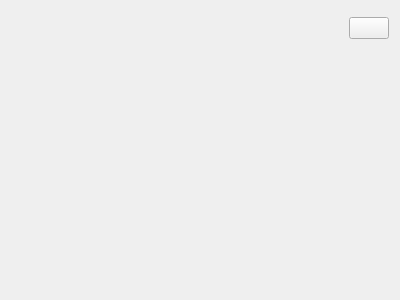
KDE/kde-runtime, file drkonqi/ui/assistantpage_bugzilla_send.ui: the form before one commit.
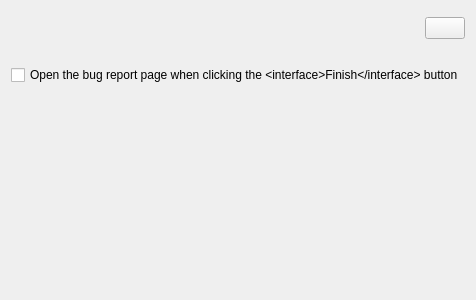
The form after the commit. Custom widgets are drawn as their Qt base class.

Commit message: Implement "Show bug report page on Finish" checkbox on the last assistant page Updated ToDo

The edit to the form file:
```diff
--- a/drkonqi/ui/assistantpage_bugzilla_send.ui
+++ b/drkonqi/ui/assistantpage_bugzilla_send.ui
@@ -6,7 +6,7 @@
    <rect>
     <x>0</x>
     <y>0</y>
-    <width>400</width>
+    <width>476</width>
     <height>300</height>
    </rect>
   </property>
@@ -50,6 +50,13 @@
      </property>
     </widget>
    </item>
+   <item>
+    <widget class="QCheckBox" name="m_launchPageOnFinish">
+     <property name="text">
+      <string comment="@option:check">Open the bug report page when clicking the &lt;interface&gt;Finish&lt;/interface&gt; button</string>
+     </property>
+    </widget>
+   </item>
    <item>
     <spacer name="verticalSpacer">
      <property name="orientation">
```
The commit also changes 3 other files.
